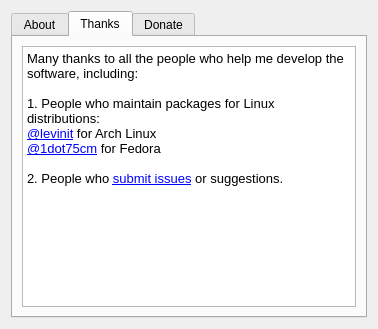
The window that src/aboutdialog.ui (coslyk/moonplayer) describes before a commit, drawn with Qt 5.
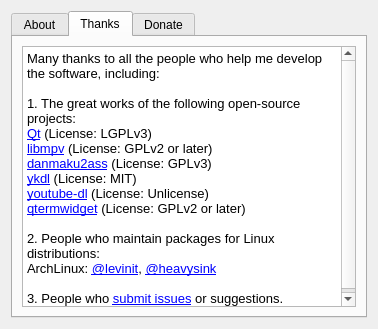
The same window after the commit. The open tabs and pages were chosen to show the change. Icons and pictures are not drawn.

Commit message: Update thanks info

What changed in the file:
```diff
--- a/src/aboutdialog.ui
+++ b/src/aboutdialog.ui
@@ -144,11 +144,18 @@
 &lt;/style&gt;&lt;/head&gt;&lt;body style=&quot; font-family:'Noto Sans CJK SC'; font-size:10pt; font-weight:400; font-style:normal;&quot;&gt;
 &lt;p style=&quot; margin-top:0px; margin-bottom:0px; margin-left:0px; margin-right:0px; -qt-block-indent:0; text-indent:0px;&quot;&gt;Many thanks to all the people who help me develop the software, including:&lt;/p&gt;
 &lt;p style=&quot;-qt-paragraph-type:empty; margin-top:0px; margin-bottom:0px; margin-left:0px; margin-right:0px; -qt-block-indent:0; text-indent:0px;&quot;&gt;&lt;br /&gt;&lt;/p&gt;
-&lt;p style=&quot; margin-top:0px; margin-bottom:0px; margin-left:0px; margin-right:0px; -qt-block-indent:0; text-indent:0px;&quot;&gt;1. People who maintain packages for Linux distributions:&lt;/p&gt;
-&lt;p style=&quot; margin-top:0px; margin-bottom:0px; margin-left:0px; margin-right:0px; -qt-block-indent:0; text-indent:0px;&quot;&gt;&lt;a href=&quot;https://github.com/levinit&quot;&gt;&lt;span style=&quot; text-decoration: underline; color:#0000ff;&quot;&gt;@levinit&lt;/span&gt;&lt;/a&gt; for Arch Linux&lt;/p&gt;
-&lt;p style=&quot; margin-top:0px; margin-bottom:0px; margin-left:0px; margin-right:0px; -qt-block-indent:0; text-indent:0px;&quot;&gt;&lt;a href=&quot;https://github.com/1dot75cm&quot;&gt;&lt;span style=&quot; text-decoration: underline; color:#0000ff;&quot;&gt;@1dot75cm&lt;/span&gt;&lt;/a&gt; for Fedora&lt;/p&gt;
+&lt;p style=&quot; margin-top:0px; margin-bottom:0px; margin-left:0px; margin-right:0px; -qt-block-indent:0; text-indent:0px;&quot;&gt;1. The great works of the following open-source projects:&lt;/p&gt;
+&lt;p style=&quot; margin-top:0px; margin-bottom:0px; margin-left:0px; margin-right:0px; -qt-block-indent:0; text-indent:0px;&quot;&gt;&lt;a href=&quot;https://www.qt.io&quot;&gt;&lt;span style=&quot; text-decoration: underline; color:#0000ff;&quot;&gt;Qt&lt;/span&gt;&lt;/a&gt; (License: LGPLv3)&lt;/p&gt;
+&lt;p style=&quot; margin-top:0px; margin-bottom:0px; margin-left:0px; margin-right:0px; -qt-block-indent:0; text-indent:0px;&quot;&gt;&lt;a href=&quot;https://mpv.io/&quot;&gt;&lt;span style=&quot; text-decoration: underline; color:#0000ff;&quot;&gt;libmpv&lt;/span&gt;&lt;/a&gt; (License: GPLv2 or later)&lt;/p&gt;
+&lt;p style=&quot; margin-top:0px; margin-bottom:0px; margin-left:0px; margin-right:0px; -qt-block-indent:0; text-indent:0px;&quot;&gt;&lt;a href=&quot;https://github.com/coslyk/danmaku2ass&quot;&gt;&lt;span style=&quot; text-decoration: underline; color:#0000ff;&quot;&gt;danmaku2ass&lt;/span&gt;&lt;/a&gt; (License: GPLv3)&lt;/p&gt;
+&lt;p style=&quot; margin-top:0px; margin-bottom:0px; margin-left:0px; margin-right:0px; -qt-block-indent:0; text-indent:0px;&quot;&gt;&lt;a href=&quot;https://github.com/zhangn1985/ykdl&quot;&gt;&lt;span style=&quot; text-decoration: underline; color:#0000ff;&quot;&gt;ykdl&lt;/span&gt;&lt;/a&gt; (License: MIT)&lt;/p&gt;
+&lt;p style=&quot; margin-top:0px; margin-bottom:0px; margin-left:0px; margin-right:0px; -qt-block-indent:0; text-indent:0px;&quot;&gt;&lt;a href=&quot;https://github.com/rg3/youtube-dl&quot;&gt;&lt;span style=&quot; text-decoration: underline; color:#0000ff;&quot;&gt;youtube-dl&lt;/span&gt;&lt;/a&gt; (License: Unlicense)&lt;/p&gt;
+&lt;p style=&quot; margin-top:0px; margin-bottom:0px; margin-left:0px; margin-right:0px; -qt-block-indent:0; text-indent:0px;&quot;&gt;&lt;a href=&quot;https://github.com/lxqt/qtermwidget&quot;&gt;&lt;span style=&quot; text-decoration: underline; color:#0000ff;&quot;&gt;qtermwidget&lt;/span&gt;&lt;/a&gt; (License: GPLv2 or later)&lt;/p&gt;
 &lt;p style=&quot;-qt-paragraph-type:empty; margin-top:0px; margin-bottom:0px; margin-left:0px; margin-right:0px; -qt-block-indent:0; text-indent:0px;&quot;&gt;&lt;br /&gt;&lt;/p&gt;
-&lt;p style=&quot; margin-top:0px; margin-bottom:0px; margin-left:0px; margin-right:0px; -qt-block-indent:0; text-indent:0px;&quot;&gt;2. People who &lt;a href=&quot;https://github.com/coslyk/moonplayer/issues&quot;&gt;&lt;span style=&quot; text-decoration: underline; color:#0000ff;&quot;&gt;submit issues&lt;/span&gt;&lt;/a&gt; or suggestions.&lt;/p&gt;&lt;/body&gt;&lt;/html&gt;</string>
+&lt;p style=&quot; margin-top:0px; margin-bottom:0px; margin-left:0px; margin-right:0px; -qt-block-indent:0; text-indent:0px;&quot;&gt;2. People who maintain packages for Linux distributions:&lt;/p&gt;
+&lt;p style=&quot; margin-top:0px; margin-bottom:0px; margin-left:0px; margin-right:0px; -qt-block-indent:0; text-indent:0px;&quot;&gt;ArchLinux: &lt;a href=&quot;https://github.com/levinit&quot;&gt;&lt;span style=&quot; text-decoration: underline; color:#0000ff;&quot;&gt;@levinit&lt;/span&gt;&lt;/a&gt;, &lt;a href=&quot;https://github.com/heavysink&quot;&gt;&lt;span style=&quot; text-decoration: underline; color:#0000ff;&quot;&gt;@heavysink&lt;/span&gt;&lt;/a&gt;&lt;/p&gt;
+&lt;p style=&quot;-qt-paragraph-type:empty; margin-top:0px; margin-bottom:0px; margin-left:0px; margin-right:0px; -qt-block-indent:0; text-indent:0px;&quot;&gt;&lt;br /&gt;&lt;/p&gt;
+&lt;p style=&quot; margin-top:0px; margin-bottom:0px; margin-left:0px; margin-right:0px; -qt-block-indent:0; text-indent:0px;&quot;&gt;3. People who &lt;a href=&quot;https://github.com/coslyk/moonplayer/issues&quot;&gt;&lt;span style=&quot; text-decoration: underline; color:#0000ff;&quot;&gt;submit issues&lt;/span&gt;&lt;/a&gt; or suggestions.&lt;/p&gt;&lt;/body&gt;&lt;/html&gt;</string>
          </property>
          <property name="openExternalLinks">
           <bool>true</bool>
```
Left out of the diff: 3 changed lines with no effect on the pictures.
